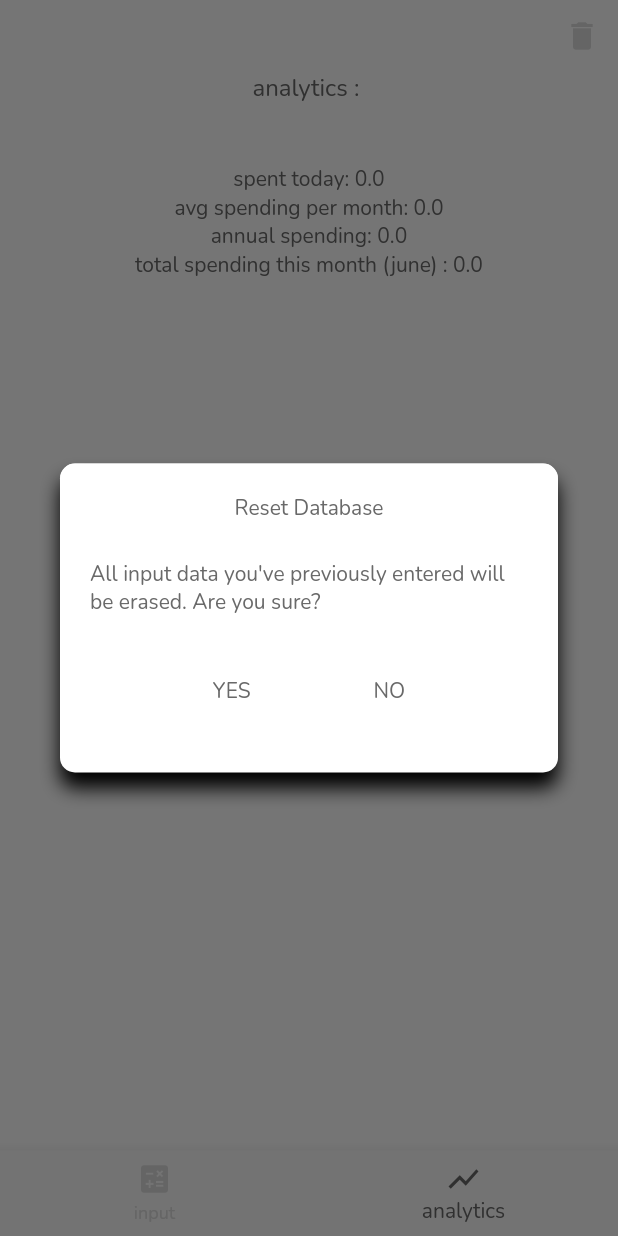
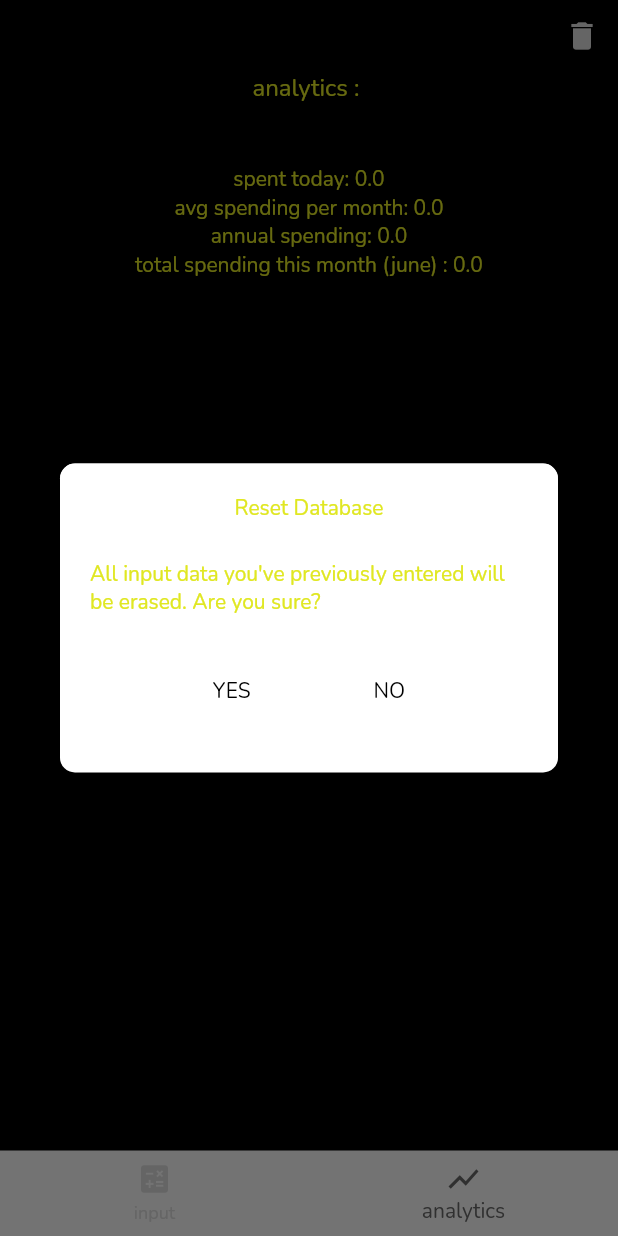
Before and after one commit to phantomcorn/Broked, a Flutter app: the screen it shows after launch, item 2 of the bottom bar chosen, after a tap on the "delete" icon, on a phone screen of 412 x 824 dp. Run offline on Flutter 3.47's test engine with Material 2 defaults, Android fonts, the phone set to English and light mode, and no system bars; our stand-ins replace audioplayers, flutter_datetime_picker, google_fonts, sqflite; missing offline and left inert: animated_button; accounts and stored records are empty.

Commit message:
add buttonText color to map and use it in code

```diff
--- a/lib/main.dart
+++ b/lib/main.dart
@@ -18,8 +18,9 @@ class MyApp extends StatelessWidget {
 
   static Map<String,Map<String,dynamic>> Theme = {
     "grey" : {
-      "bg" : Color.fromRGBO(255, 255, 255, 1),
+      "bg" : Colors.white,
       "text" : Color.fromRGBO(105, 105, 105, 1),
+      "buttonText" : Colors.white,
       "hintText" : Color.fromRGBO(211, 211, 211, 1),
       "inputBorder" : Color.fromRGBO(211, 211, 211, 1),
       "dateButton" : Color.fromRGBO(128, 128, 128, 1),
@@ -30,8 +31,9 @@ class MyApp extends StatelessWidget {
       "soundSucc" : "greySucc.mp3"
     },
     "retro" : {
-      "bg" : Color.fromRGBO(0, 0, 0, 1),
+      "bg" : Colors.black,
       "text" : Color.fromRGBO(224,231,34, 1),
+      "buttonText" : Colors.black,
       "hintText" : Color.fromRGBO(224,231,34, 1),
       "inputBorder" : Color.fromRGBO(224,231,34, 1),
       "dateButton" : Color.fromRGBO(0, 255, 255, 1),
@@ -45,7 +47,7 @@ class MyApp extends StatelessWidget {
 
   };
 
-  static String selectedTheme = "grey";
+  static String selectedTheme = "retro";
 
   @override
   Widget build(BuildContext context) {
@@ -204,7 +206,8 @@ class _BrokeMain extends State<BrokeMain> {
                   child: Text(
                     "BROKE!",
                     style: TextStyle(
-                        fontSize: 30
+                        fontSize: 30,
+                        color: MyApp.Theme[MyApp.selectedTheme]!["buttonText"]
                     ),
                   ),
                   color: MyApp.Theme[MyApp.selectedTheme]!["brokeButton"],
@@ -410,7 +413,11 @@ class _Analytics extends State<Analytics> {
                         });
                         Navigator.pop(context);
                       },
-                      child : Text("YES"),
+                      child : Text("YES",
+                        style: TextStyle(
+                          color: MyApp.Theme[MyApp.selectedTheme]!["buttonText"]
+                        )
+                      ),
                       color: MyApp.Theme[MyApp.selectedTheme]!["deleteYes"]!,
                       width: 100,
                       height: 32
@@ -420,7 +427,11 @@ class _Analytics extends State<Analytics> {
                         player.play(MyApp.Theme[MyApp.selectedTheme]!["soundDef"]);
                         Navigator.pop(context);
                       },
-                      child: Text("NO"),
+                      child: Text("NO",
+                        style: TextStyle(
+                          color: MyApp.Theme[MyApp.selectedTheme]!["buttonText"]
+                        )
+                      ),
                       color: MyApp.Theme[MyApp.selectedTheme]!["deleteNo"]!,
                       width: 100,
                       height: 32
```
